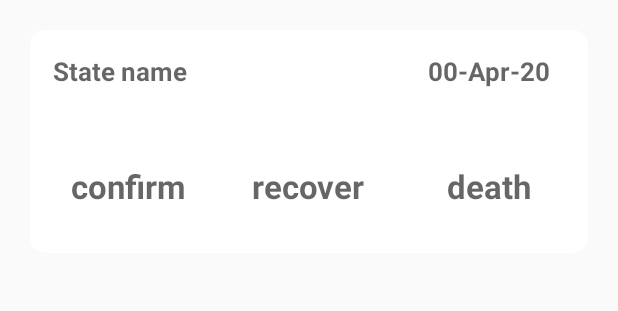
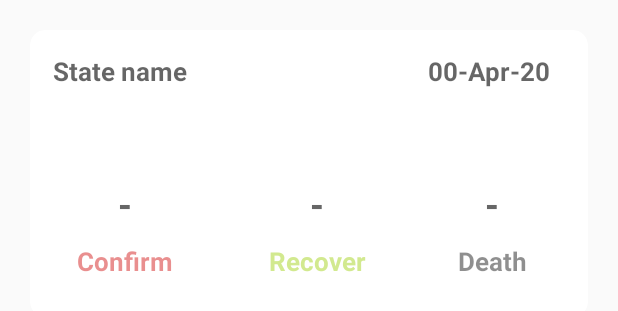
Before and after one commit to prajwalmw/COVID_Prajwal, an Android app: the layout recycler_cardview.xml on its own in the app's theme, with its tools: preview values and no code run, on a phone screen of 412 x 824 dp. Shown: the top 311 px of the screen. Run offline under Robolectric (Android 15) with nearby library versions, the phone set to English and light mode, and no system bars.

Commit message:
UI is modified.

```diff
--- a/app/src/main/res/layout/recycler_cardview.xml
+++ b/app/src/main/res/layout/recycler_cardview.xml
@@ -11,7 +11,7 @@
         android:layout_margin="20dp"
         app:cardCornerRadius="10dp"
         app:cardPreventCornerOverlap="true"
-        android:elevation="10dp">
+        android:elevation="15dp">
 
         <RelativeLayout
             android:layout_width="match_parent"
@@ -34,6 +34,8 @@
                     android:layout_height="wrap_content"
                     android:hint="State name"
                     android:textStyle="bold"
+                    android:lines="2"
+                    android:ellipsize="marquee"
                     android:padding="10dp"
                     android:textSize="17sp"/>
 
@@ -45,7 +47,8 @@
                     android:hint="00-Apr-20"
                     android:paddingEnd="20dp"
                     android:gravity="end"
-                    android:lines="1"
+                    android:lines="2"
+                    android:ellipsize="marquee"
                     android:padding="10dp"
                     android:textSize="17sp"
                     android:textStyle="bold" />
@@ -56,43 +59,106 @@
                 android:layout_height="wrap_content"
                 android:orientation="horizontal"
                 android:layout_below="@+id/linear_title"
-                android:layout_marginTop="40dp"
-                android:layout_marginBottom="30dp"
+                android:layout_marginTop="30dp"
+                android:layout_marginBottom="10dp"
+                android:paddingBottom="5dp"
                 android:weightSum="3"
                 >
 
-                <TextView
-                    android:id="@+id/Confirmed"
+                <LinearLayout
                     android:layout_width="0dp"
                     android:layout_weight="1"
                     android:layout_height="wrap_content"
-                    android:hint="confirm"
+                    android:orientation="vertical"
+                    android:gravity="center"
+                    android:layout_gravity="center">
+
+                <TextView
+                    android:id="@+id/Confirmed"
+                    android:layout_width="match_parent"
+                    android:layout_height="wrap_content"
+                    android:hint="-"
                     android:textColor="@android:color/holo_red_dark"
-                    android:textSize="22sp"
+                    android:textSize="24sp"
+                    android:textStyle="bold"
+                    android:gravity="center"/>
+
+                    <TextView
+                        android:id="@+id/Confirm_Status"
+                        android:layout_width="match_parent"
+                        android:layout_height="wrap_content"
+                        android:text="Confirm"
+                        android:lines="2"
+                        android:ellipsize="marquee"
+                        android:textColor="#70cc0000"
+                        android:textSize="17sp"
+                        android:textStyle="bold"
+                        android:gravity="center"/>
+
+                </LinearLayout>
+
+            <LinearLayout
+                android:layout_width="0dp"
+                android:layout_weight="1"
+                android:layout_height="wrap_content"
+                android:orientation="vertical"
+                android:gravity="center"
+                android:layout_gravity="center"
+                android:layout_marginStart="11dp">
+                <TextView
+                    android:id="@+id/Recovered"
+                    android:layout_width="match_parent"
+                    android:layout_height="wrap_content"
+                    android:hint="-"
+                    android:textColor="@android:color/holo_green_light"
+                    android:textSize="24sp"
                     android:textStyle="bold"
                     android:gravity="center"/>
 
                 <TextView
-                    android:id="@+id/Recovered"
-                    android:layout_width="0dp"
-                    android:layout_weight="1"
+                    android:id="@+id/Recovered_Status"
+                    android:layout_width="match_parent"
                     android:layout_height="wrap_content"
-                    android:hint="recover"
-                    android:textColor="@android:color/holo_green_light"
-                    android:textSize="22sp"
+                    android:text="Recover"
+                    android:lines="2"
+                    android:ellipsize="marquee"
+                    android:textColor="#7099cc00"
+                    android:textSize="17sp"
+                    android:textStyle="bold"
+                    android:gravity="center"/>
+            </LinearLayout>
+
+            <LinearLayout
+                android:layout_width="0dp"
+                android:layout_weight="1"
+                android:layout_height="wrap_content"
+                android:orientation="vertical"
+                android:layout_gravity="center"
+                android:gravity="center">
+
+                <TextView
+                    android:id="@+id/Deceased"
+                    android:layout_width="match_parent"
+                    android:layout_height="wrap_content"
+                    android:hint="-"
+                    android:textColor="#000000"
+                    android:textSize="24sp"
                     android:textStyle="bold"
                     android:gravity="center"/>
 
                 <TextView
-                    android:id="@+id/Deceased"
-                    android:layout_width="0dp"
-                    android:layout_weight="1"
+                    android:id="@+id/Deceased_Status"
+                    android:layout_width="match_parent"
                     android:layout_height="wrap_content"
-                    android:hint="death"
-                    android:textColor="#80000000"
-                    android:textSize="22sp"
+                    android:text="Death"
+                    android:lines="2"
+                    android:ellipsize="marquee"
+                    android:textColor="#70000000"
+                    android:textSize="17sp"
                     android:textStyle="bold"
                     android:gravity="center"/>
+
+            </LinearLayout>
 
 
             </LinearLayout>
```
